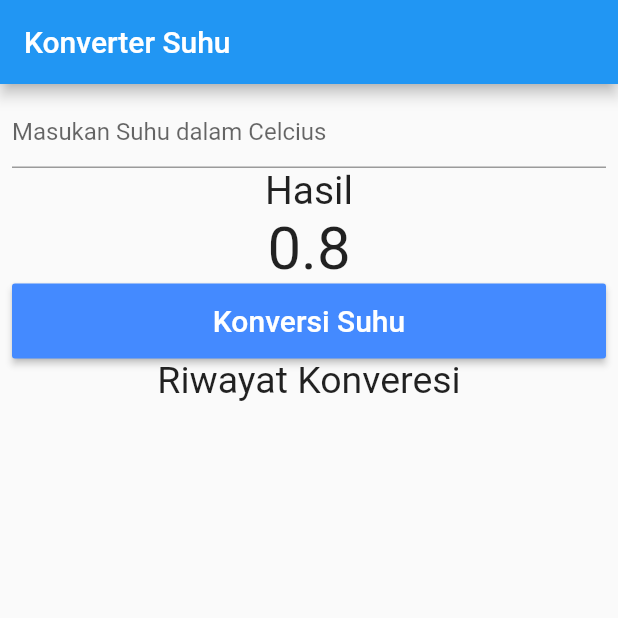
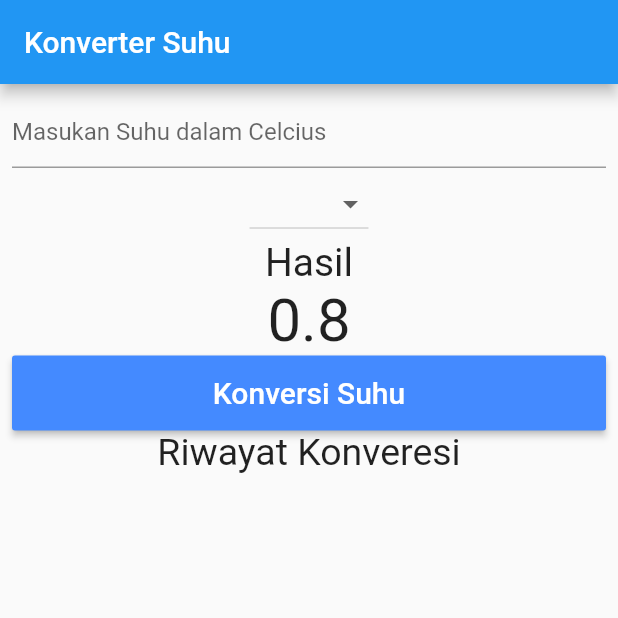
Before and after one commit to yogameleniawan/flutter_app_temperature_conversion, a Flutter app: the screen it shows after launch, on a phone screen of 412 x 824 dp, the top half of it. Run offline on Flutter 3.47's test engine with Material 2 defaults, Android fonts, the light colour scheme and no system bars.

Commit message:
praktikum 4.3.1

```diff
--- a/lib/main.dart
+++ b/lib/main.dart
@@ -47,6 +47,16 @@ class _MyAppState extends State<MyApp> {
             mainAxisAlignment: MainAxisAlignment.spaceBetween,
             children: <Widget>[
               Input(etCelcius: etCelcius),
+              DropdownButton(
+                items: [
+                  DropdownMenuItem(
+                      value: "Kelvin", child: Container(child: Text("Kelvin"))),
+                  DropdownMenuItem(
+                      value: "Reamur", child: Container(child: Text("Reamur"))),
+                ],
+                value: null,
+                onChanged: (String changeValue) {},
+              ),
               Result(kelvin: _kelvin, reamor: _reamor),
               Convert(konvertHandler: _konversiSuhu),
               Container(
```
